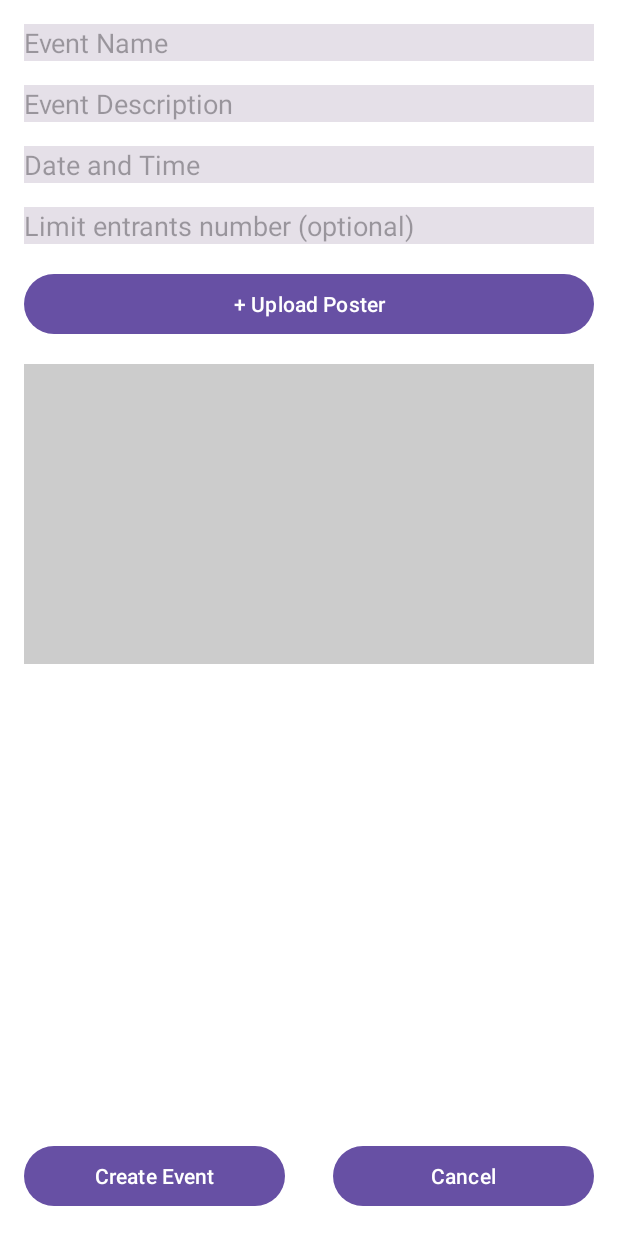
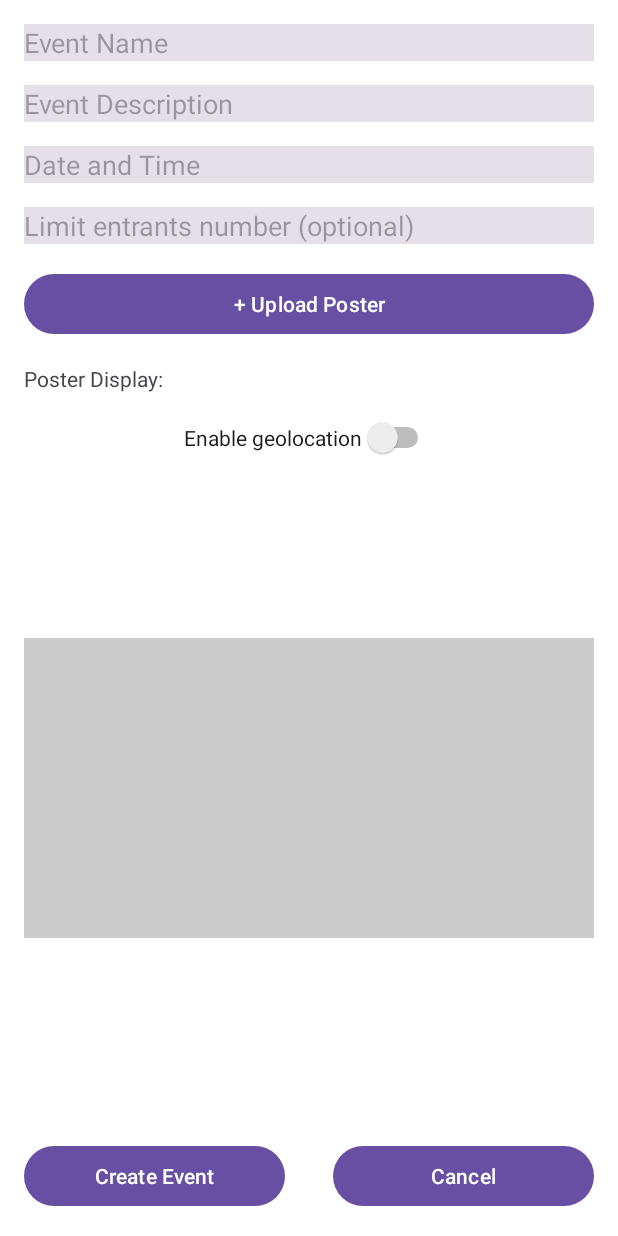
Before and after one commit to CMPUT301F24Tcheese/cheese-mold, an Android app: the AddEventActivity screen opened directly, with no data from a screen before it, on a phone screen of 412 x 824 dp. Run offline under Robolectric (Android 15) with nearby library versions, the phone set to English and light mode, and no system bars; our stand-ins replace Firebase (no records; nobody signed in at launch, a user with empty details on screens opened directly); Roboto replaces fonts that are not available here.

Commit message:
Geolocation option was blocked

```diff
--- a/app/src/main/res/layout/activity_add_event.xml
+++ b/app/src/main/res/layout/activity_add_event.xml
@@ -88,18 +88,22 @@
         android:layout_margin="16dp"/>
 
     <!-- Poster Preview ImageView -->
+
+    <!-- Create Event Button -->
+
     <ImageView
         android:id="@+id/imageViewPosterPreview"
         android:layout_width="0dp"
         android:layout_height="200dp"
-        app:layout_constraintTop_toBottomOf="@id/buttonUploadPoster"
+        android:layout_margin="16dp"
+        android:layout_marginTop="92dp"
+        android:background="#CCCCCC"
+        android:scaleType="centerCrop"
+        app:layout_constraintBottom_toBottomOf="parent"
         app:layout_constraintLeft_toLeftOf="parent"
         app:layout_constraintRight_toRightOf="parent"
-        android:layout_margin="16dp"
-        android:scaleType="centerCrop"
-        android:background="#CCCCCC"/>
+        app:layout_constraintTop_toBottomOf="@id/buttonUploadPoster" />
 
-    <!-- Create Event Button -->
     <Button
         android:id="@+id/buttonSaveEvent"
         android:layout_width="0dp"
```
